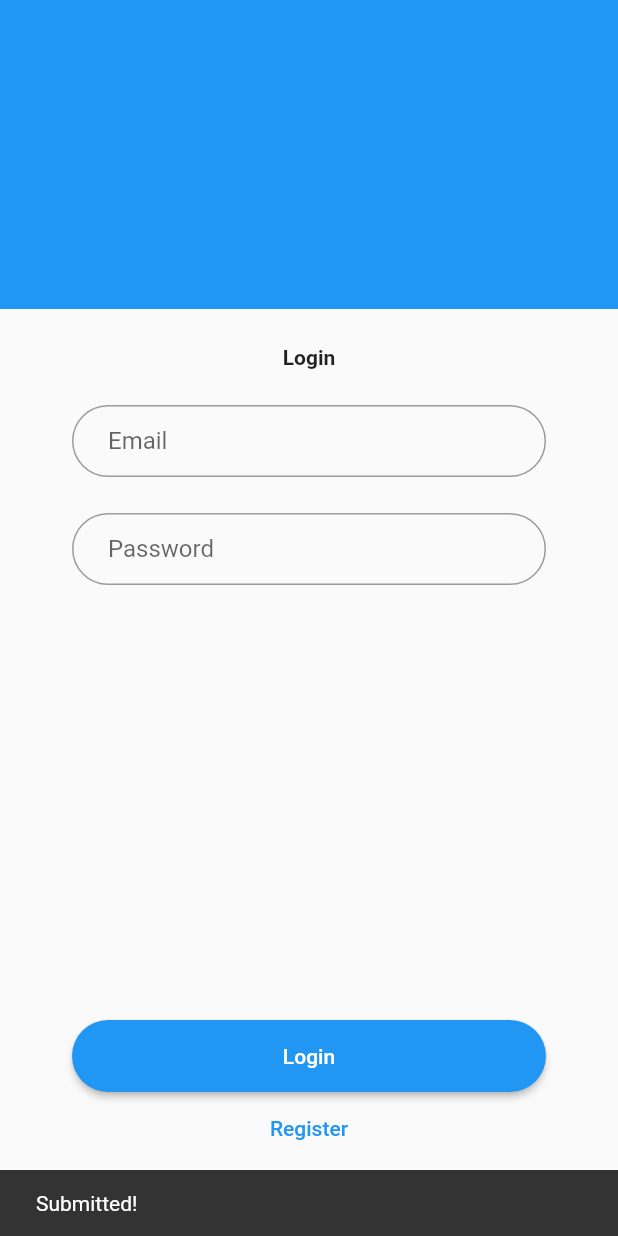
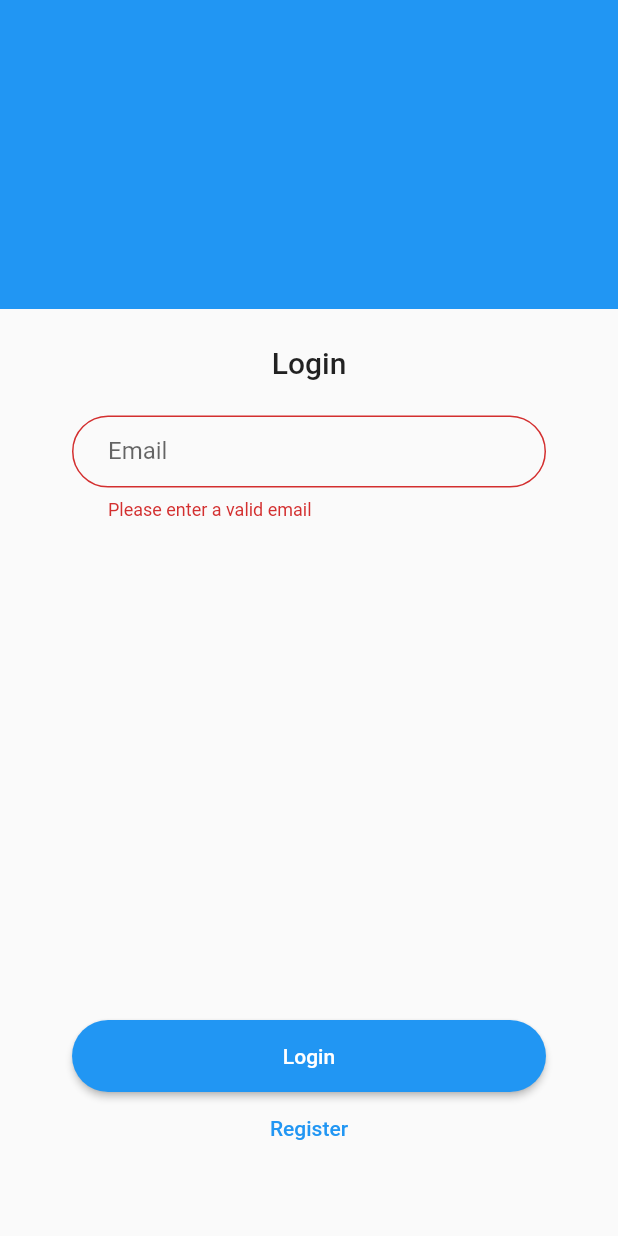
Before and after one commit to siddharth-2001/crowd-learn-app, a Flutter app: the screen it shows after launch, after a tap on "Login", on a phone screen of 412 x 824 dp. Run offline on Flutter 3.47's test engine with Material 2 defaults, Android fonts, the light colour scheme and no system bars.

Commit message:
implemented register user and set up back-end

```diff
--- a/lib/main.dart
+++ b/lib/main.dart
@@ -1,8 +1,11 @@
 // ignore_for_file: prefer_const_constructors, prefer_const_literals_to_create_immutables
+import 'package:provider/provider.dart';
 
 import 'package:flutter/material.dart';
-
+//local
+import './provider/user.dart';
 import './screens/login_screen.dart';
+import './screens/otp_screen.dart';
 
 void main() => runApp(const CrowdLearn());
 
@@ -11,30 +14,32 @@ class CrowdLearn extends StatelessWidget {
 
   @override
   Widget build(BuildContext context) {
+    return MultiProvider(providers: [
+      ChangeNotifierProvider(create: (context)=> User()),
+
+    ],
+    child: Consumer<User>(builder: (context, value, child) {
       return MaterialApp(
       theme: ThemeData(
-        textButtonTheme: TextButtonThemeData(
-          style: ButtonStyle(
-
-          )
-
-
-        ),
+          primarySwatch: Colors.blue,
+          // colorScheme: ColorScheme.fromSwatch(primarySwatch: Colors.green),
+          textButtonTheme: TextButtonThemeData(style: ButtonStyle()),
           inputDecorationTheme: InputDecorationTheme(
             border: OutlineInputBorder(borderRadius: BorderRadius.circular(50)),
             contentPadding: EdgeInsets.symmetric(horizontal: 24),
-
-
-        )
-
-      ),
-
+          )),
       initialRoute: LoginScreen.routeName,
       routes: {
         LoginScreen.routeName: (context) => LoginScreen(),
+        OtpScreen.routeName: (context) => OtpScreen(),
       },
+    );
 
 
+    },),
+
     );
+
+
   }
 }
--- a/lib/provider/User.dart
+++ b/lib/provider/User.dart
@@ -1,14 +1,29 @@
-import 'package:provider/provider.dart';
 import 'package:flutter/material.dart';
+import 'package:http/http.dart' as http;
+import 'dart:convert';
+
+class User extends ChangeNotifier {
+  String username = "";
+  String email = "";
+  String token = "";
+
+  // Future<void> login() async {
+  //   final url = Uri.parse("https://crowd-learn.herokuapp.com/register");
+  //   final
+  // }
+
+  Future<void> register(final inputEmail, final inputUsername) async {
+    final url = Uri.parse("https://crowd-learn.herokuapp.com/register");
+
+    final response = await http.post(url,
+        body: json.encode({
+          "email": inputEmail,
+          "username": inputUsername,
+        }));
+
+    int token = json.decode(response.body)["otp"];
 
 
-class User extends ChangeNotifier{
-
-
-
-
-
-
-
-
+    print(token.toString());
+  }
 }
--- a/lib/screens/login_screen.dart
+++ b/lib/screens/login_screen.dart
@@ -1,4 +1,5 @@
 // ignore_for_file: prefer_const_constructors
+import 'package:provider/provider.dart';
 
 import 'package:flutter/material.dart';
 import '../widgets/registration.dart';
@@ -14,13 +15,15 @@ class LoginScreen extends StatelessWidget {
         MediaQuery.of(context).viewPadding.top -
         MediaQuery.of(context).viewPadding.bottom;
 
+    final theme = Theme.of(context);
+
     return Scaffold(
       resizeToAvoidBottomInset: false,
       body: Column(
         mainAxisAlignment: MainAxisAlignment.start,
         children: [
           Container(
-            color: Colors.blue,
+            color: theme.primaryColor,
             height: height * 0.25,
           ),
           Expanded(child: RegisterForm()),
--- a/lib/widgets/registration.dart
+++ b/lib/widgets/registration.dart
@@ -1,6 +1,11 @@
+import 'package:provider/provider.dart';
 import 'package:flutter/material.dart';
+import 'package:provider/provider.dart';
+//local
+import '../screens/otp_screen.dart';
+import '../provider/user.dart';
 
-enum mode { Login, Register }
+enum mode { login, register }
 
 class RegisterForm extends StatefulWidget {
   const RegisterForm({Key? key}) : super(key: key);
@@ -10,23 +15,38 @@ class RegisterForm extends StatefulWidget {
 }
 
 Widget putHeadline(BuildContext context, String g) {
-  return Text(
-    g,
-    style:const TextStyle(
-      fontWeight: FontWeight.bold,
-    ),
-  );
+  return Text(g, style: Theme.of(context).textTheme.headline6);
 }
 
 class _RegisterFormState extends State<RegisterForm> {
-  var _currMode = mode.Login;
+  var _currMode = mode.login;
+  final _form = GlobalKey<FormState>();
+
+  Map<String, String> data = {
+    "email": "",
+    "username": "",
+  };
+
+  void _saveForm() {
+    final user = Provider.of<User>(context, listen: false);
+
+    if (!_form.currentState!.validate()) {
+      return;
+    }
+    _form.currentState!.save();
+
+    user.register(
+      data["email"],
+      data["username"]
+    );
+    Navigator.pushNamed(context, OtpScreen.routeName);
+  }
 
   @override
   Widget build(BuildContext context) {
-    final height = MediaQuery.of(context).size.height -
-        MediaQuery.of(context).viewPadding.top -
-        MediaQuery.of(context).viewPadding.bottom;
     return Form(
+      autovalidateMode: AutovalidateMode.onUserInteraction,
+      key: _form,
       child: Padding(
         padding: const EdgeInsets.symmetric(horizontal: 48.0),
         child: Column(
@@ -36,26 +56,31 @@ class _RegisterFormState extends State<RegisterForm> {
               children: [
                 Padding(
                   padding: const EdgeInsets.all(24.0),
-                  child: _currMode == mode.Login
+                  child: _currMode == mode.login
                       ? putHeadline(context, "Login")
                       : putHeadline(context, "Register"),
                 ),
                 TextFormField(
+                  validator: (value) {
+                    if (value == null ||
+                        !value.contains("@") ||
+                        !value.contains(".com")) {
+                      return "Please enter a valid email";
+                    }
+                  },
                   decoration: const InputDecoration(
                     labelText: "Email",
                   ),
+                  onSaved: (email) {
+                    data["email"] = email!;
+                  },
                 ),
-               const SizedBox(
+                const SizedBox(
                   height: 24,
                 ),
-                TextFormField(
-                    decoration:const InputDecoration(labelText: "Password")),
-              const  SizedBox(
-                  height: 24,
-                ),
-                if (_currMode == mode.Register)
+                if (_currMode == mode.register)
                   TextFormField(
-                    decoration: const InputDecoration(labelText: "Confirm Password"),
+                    decoration: const InputDecoration(labelText: "Username"),
                   ),
               ],
             ),
@@ -70,22 +95,21 @@ class _RegisterFormState extends State<RegisterForm> {
                           shape: RoundedRectangleBorder(
                               borderRadius: BorderRadius.circular(50))),
                       onPressed: () {
-                        ScaffoldMessenger.of(context).showSnackBar(
-                           const SnackBar(content: Text("Submitted!")));
+                        _saveForm();
                       },
-                      child: _currMode == mode.Login
+                      child: _currMode == mode.login
                           ? const Text("Login")
                           : const Text("Register")),
                 ),
                 TextButton(
                     onPressed: () {
                       setState(() {
-                        _currMode == mode.Login
-                            ? _currMode = mode.Register
-                            : _currMode = mode.Login;
+                        _currMode == mode.login
+                            ? _currMode = mode.register
+                            : _currMode = mode.login;
                       });
                     },
-                    child: _currMode == mode.Register
+                    child: _currMode == mode.register
                         ? const Text("Sign In")
                         : const Text("Register"))
               ],
```
Also changed, not shown: lib/screens/otp_screen.dart (added, +23 -0 lines), lib/widgets/otp.dart (added, +53 -0 lines), 1 other file. Lines whose indentation alone changed are shown as unchanged.
